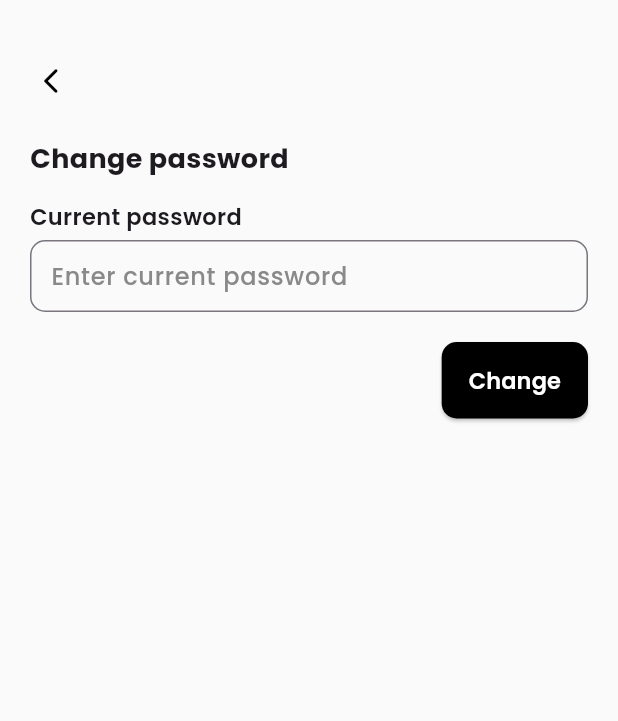
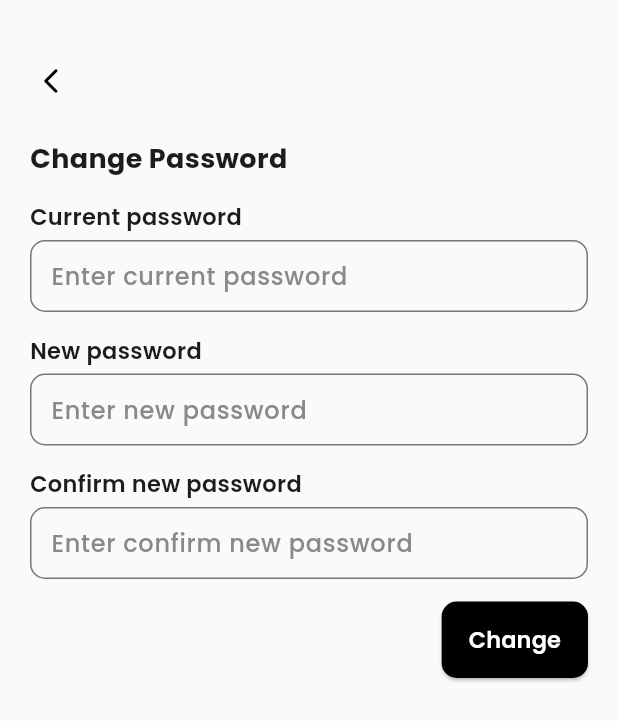
Before and after one commit to jesslyn-caroline/health-mobile-app, a Flutter app: the ChangePassword screen opened directly, on a phone screen of 412 x 824 dp. Shown: the top 721 px of the screen. Run offline on Flutter 3.47's test engine with Material 3 defaults, Android fonts, the phone set to English and light mode, and no system bars; our stand-ins replace google_fonts.

Commit message:
update content

```diff
--- a/lib/screens/change_password.dart
+++ b/lib/screens/change_password.dart
@@ -1,7 +1,9 @@
 import 'package:flutter/material.dart';
+import 'package:provider/provider.dart';
+
 import 'package:google_fonts/google_fonts.dart';
 
-import 'package:provider/provider.dart';
+import 'package:health_mobile_app/components/input_field.dart';
 import 'package:health_mobile_app/providers/user_profile_provider.dart';
 
 class ChangePassword extends StatelessWidget {
@@ -18,62 +20,73 @@ class ChangePassword extends StatelessWidget {
             crossAxisAlignment: CrossAxisAlignment.start,
             children: [
               IconButton(
-                onPressed: () => Navigator.pop(context),
+                onPressed: () {
+                  context.read<UserProfileProvider>().clearController();
+                  context.read<UserProfileProvider>().resetinvalidMsg();
+                  Navigator.pop(context);
+                },
                 style: IconButton.styleFrom(overlayColor: Colors.transparent),
                 icon: Icon(Icons.arrow_back_ios_new_rounded, color: Colors.black, size: 20)
               ),
               SizedBox(height: 15),
               Padding(
                 padding: EdgeInsets.symmetric(horizontal: 10),
-                child: Text("Change password", style: GoogleFonts.poppins(fontSize: 18, fontWeight: FontWeight.w700)),
+                child: Text("Change Password", style: GoogleFonts.poppins(fontSize: 18, fontWeight: FontWeight.w700)),
               ),
               SizedBox(height: 15),
               Padding(
                 padding: EdgeInsets.symmetric(horizontal: 10),
-                child: Container(
-                  child: Column(
-                    crossAxisAlignment: CrossAxisAlignment.start,
-                    children: [
-                      Text("Current password", style: GoogleFonts.poppins(fontSize: 15, fontWeight: FontWeight.w600),),
-                      SizedBox(height: 5,),
-                      TextField(
-                        controller: context.watch<UserProfileProvider>().currentpasswordC,
-                        decoration: InputDecoration(
-                          contentPadding: EdgeInsets.fromLTRB(10, 3, 5, 3),
-                          hintStyle: GoogleFonts.poppins(color: Color(0xFF898989), fontWeight: FontWeight.w500),
-                          errorStyle: GoogleFonts.poppins(),
-                          focusedBorder: OutlineInputBorder(
-                            borderRadius: BorderRadius.circular(10),
-                            borderSide: BorderSide(color: Color(0xFF1E1E1E))
-                          ),
-                          border: OutlineInputBorder(
-                            borderRadius: BorderRadius.circular(10),
-                            borderSide: BorderSide(color: Color(0xFFC8C8C8))
-                          ),
-                          hintText: "Enter current password",
-                          errorText: context.watch<UserProfileProvider>().isPassword ? null: "Password not match!"
-                        ),
-                      )
-                    ],
-                  ),
+                  child: InputField(
+                    inputType: "password",
+                    inputTitle: "Current password",
+                    controller: context.watch<UserProfileProvider>().currentpasswordC,
+                    invalidMsg: context.watch<UserProfileProvider>().invalidMsgCurrentPassword
                 ),
               ),
-              SizedBox(height: 20,),
+              SizedBox(height: 15),
+              Padding(
+                padding: EdgeInsets.symmetric(horizontal: 10),
+                  child: InputField(
+                    inputType: "password",
+                    inputTitle: "New password",
+                    controller: context.watch<UserProfileProvider>().newpasswordC,
+                    invalidMsg: context.watch<UserProfileProvider>().invalidMsgNewPassword
+                ),
+              ),
+              SizedBox(height: 15),
+              Padding(
+                padding: EdgeInsets.symmetric(horizontal: 10),
+                  child: InputField(
+                    inputType: "password",
+                    inputTitle: "Confirm new password",
+                    controller: context.watch<UserProfileProvider>().confirmnewpasswordC,
+                    invalidMsg: context.watch<UserProfileProvider>().invalidMsgConfirmNewPassword
+                ),
+              ),
+              SizedBox(height: 15),
               Container(
                 alignment: Alignment.centerRight,
                 padding: EdgeInsets.symmetric(horizontal: 10),
                 child: ElevatedButton(
-                  onPressed: () { context.read<UserProfileProvider>().confirmCurrentPassword(); },
-                  style:ElevatedButton.styleFrom(
+                  onPressed: () {
+                    context.read<UserProfileProvider>().confirmCurrentPassword();
+                    context.read<UserProfileProvider>().checkNewPassword();
+
+                    bool isChanged = context.read<UserProfileProvider>().changePassword();
+
+                    if (isChanged) Navigator.pop(context);
+                  },
+                  style: ElevatedButton.styleFrom(
                     backgroundColor: Colors.black,
                     padding: EdgeInsets.fromLTRB(18, 15, 18, 15),
                     shape: RoundedRectangleBorder(
-                      borderRadius: BorderRadius.circular(10), // <-- Radius
+                      borderRadius: BorderRadius.circular(10),
                     ),
                   ),
                   child: Text("Change", style: GoogleFonts.poppins(color: Colors.white, fontSize: 15, fontWeight: FontWeight.w600),)
                 )
               )
+
             ],
           ),
         )
```
Also changed, not shown: lib/screens/change_username.dart (+26 -57 lines).
